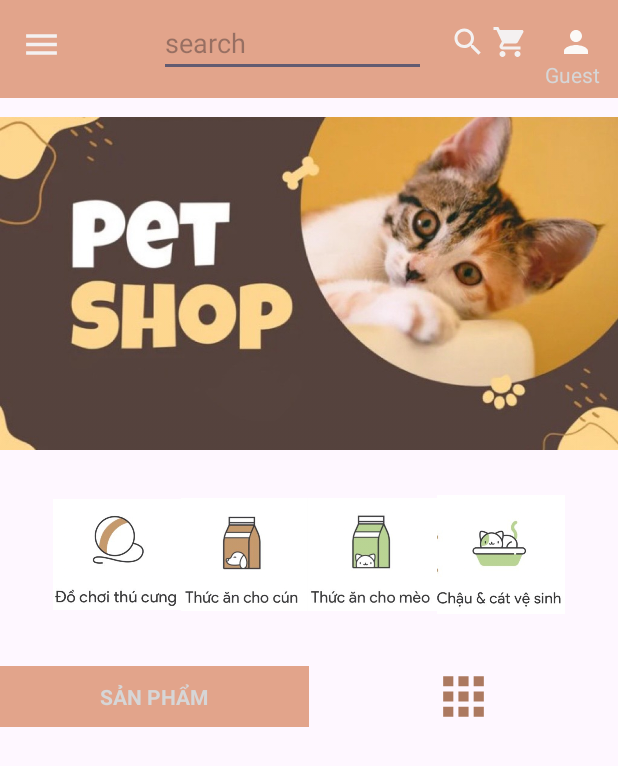
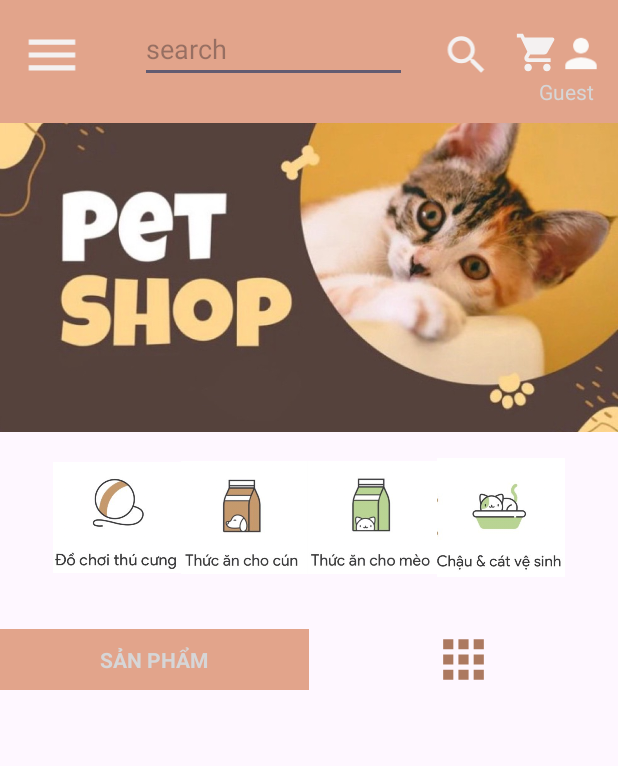
Before and after one commit to Vunt369/AnimalShop, an Android app: the HomePageActivity screen opened directly, with no data from a screen before it, on a phone screen of 412 x 824 dp. Shown: the top 766 px of the screen. Run offline under Robolectric (Android 15) with nearby library versions, the light colour scheme and no system bars; pictures from the network do not load; Roboto replaces fonts that are not available here; 1 statement that could not run was skipped.

Commit message:
update_UI

```diff
--- a/FrontEnd/app/src/main/AndroidManifest.xml
+++ b/FrontEnd/app/src/main/AndroidManifest.xml
@@ -19,7 +19,7 @@
         android:theme="@style/Theme.PetShop"
         tools:targetApi="31">
         <activity
-            android:name=".SignUpActivity"
+            android:name=".SignInActivity"
             android:exported="true">
             <intent-filter>
                 <action android:name="android.intent.action.MAIN" />
@@ -34,7 +34,7 @@
         <activity android:name=".checkout.CheckoutActivity">
         </activity>
         <activity android:name=".cart.CartActivity"/>
-        <activity android:name=".SignInActivity">
+        <activity android:name=".SignUpActivity">
         </activity>
 
         <activity android:name=".checkout.SuccessActivity">
--- a/FrontEnd/app/src/main/java/com/example/petshop/Products/ProductAdapter.java
+++ b/FrontEnd/app/src/main/java/com/example/petshop/Products/ProductAdapter.java
@@ -46,7 +46,7 @@ public class ProductAdapter extends RecyclerView.Adapter<ProductAdapter.ViewHold
         Product product = productList.get(position);
         String truncatedName = product.getPname().length() > 15 ? product.getPname().substring(0, 15) + "..." : product.getPname();
         holder.txtName.setText(truncatedName);
-        holder.txtPrice.setText(String.valueOf(product.getPrice()));
+        holder.txtPrice.setText(String.valueOf(product.getPrice()) + " VND");
 
 
         Glide.with(holder.itemView.getContext())
--- a/FrontEnd/app/src/main/res/layout/acitivity_sign_in.xml
+++ b/FrontEnd/app/src/main/res/layout/acitivity_sign_in.xml
@@ -86,7 +86,7 @@
             android:id="@+id/btn_create"
             android:layout_width="wrap_content"
             android:layout_height="wrap_content"
-            android:layout_marginStart="100dp"
+            android:layout_marginStart="88dp"
             android:layout_marginTop="28dp"
             android:backgroundTint="@android:color/transparent"
             android:text="Not Account Yet? Create one"
@@ -98,7 +98,7 @@
             android:id="@+id/textView4"
             android:layout_width="wrap_content"
             android:layout_height="wrap_content"
-            android:layout_marginStart="176dp"
+            android:layout_marginStart="156dp"
             android:layout_marginTop="8dp"
             android:text="--------Or---------"
             android:textColor="#5B2A17"
--- a/FrontEnd/app/src/main/res/layout/activity_home_page.xml
+++ b/FrontEnd/app/src/main/res/layout/activity_home_page.xml
@@ -12,13 +12,13 @@
     <androidx.constraintlayout.widget.ConstraintLayout
         android:layout_width="match_parent"
         android:layout_height="0dp"
-        android:layout_weight="0.8"
+        android:layout_weight="1"
         android:background="#E2A48B">
 
         <ImageView
             android:id="@+id/img_menu"
-            android:layout_width="47dp"
-            android:layout_height="27dp"
+            android:layout_width="61dp"
+            android:layout_height="41dp"
             android:layout_marginStart="4dp"
             android:layout_marginTop="16dp"
             app:layout_constraintStart_toStartOf="parent"
@@ -27,30 +27,31 @@
 
         <ImageView
             android:id="@+id/img_search"
-            android:layout_width="wrap_content"
-            android:layout_height="wrap_content"
-            android:layout_marginTop="16dp"
-            android:layout_marginEnd="4dp"
-            app:layout_constraintEnd_toStartOf="@+id/img_cart"
+            android:layout_width="47dp"
+            android:layout_height="33dp"
+            android:layout_marginStart="16dp"
+
+            android:layout_marginTop="20dp"
+            app:layout_constraintStart_toEndOf="@+id/ed_search"
             app:layout_constraintTop_toTopOf="parent"
             app:srcCompat="@drawable/baseline_search_24" />
 
         <ImageView
             android:id="@+id/img_cart"
-            android:layout_width="wrap_content"
-            android:layout_height="wrap_content"
-            android:layout_marginTop="16dp"
-            android:layout_marginEnd="60dp"
+            android:layout_width="43dp"
+            android:layout_height="30dp"
+            android:layout_marginTop="20dp"
+            android:layout_marginEnd="32dp"
             app:layout_constraintEnd_toEndOf="parent"
             app:layout_constraintTop_toTopOf="parent"
             app:srcCompat="@drawable/baseline_shopping_cart_24" />
 
         <ImageView
             android:id="@+id/imageView3"
-            android:layout_width="wrap_content"
-            android:layout_height="wrap_content"
-            android:layout_marginTop="16dp"
-            android:layout_marginEnd="16dp"
+            android:layout_width="41dp"
+            android:layout_height="31dp"
+            android:layout_marginTop="20dp"
+            android:layout_marginEnd="4dp"
             app:layout_constraintEnd_toEndOf="parent"
             app:layout_constraintTop_toTopOf="parent"
             app:srcCompat="@drawable/baseline_person_24" />
@@ -59,19 +60,20 @@
             android:id="@+id/ed_search"
             android:layout_width="178dp"
             android:layout_height="43dp"
-            android:layout_marginTop="8dp"
-            android:layout_marginEnd="16dp"
+            android:layout_marginStart="28dp"
+            android:layout_marginTop="12dp"
             android:ems="10"
             android:hint="search"
+
             android:inputType="text"
-            app:layout_constraintEnd_toStartOf="@+id/img_search"
+            app:layout_constraintStart_toEndOf="@+id/img_menu"
             app:layout_constraintTop_toTopOf="parent" />
 
         <TextView
             android:id="@+id/txt_nameUser"
             android:layout_width="wrap_content"
             android:layout_height="wrap_content"
-            android:layout_marginEnd="12dp"
+            android:layout_marginEnd="16dp"
             android:text="Name"
             android:textColor="@color/white"
             app:layout_constraintBottom_toBottomOf="parent"
@@ -84,8 +86,9 @@
         android:id="@+id/imageView5"
         android:layout_width="match_parent"
         android:layout_height="0dp"
-        android:layout_weight="3"
-        app:srcCompat="@drawable/anh_homepage_to" />
+        android:layout_weight="2.5"
+        android:scaleType="centerCrop"
+        app:srcCompat="@drawable/banner" />
 
     <androidx.constraintlayout.widget.ConstraintLayout
         android:layout_width="wrap_content"
@@ -135,7 +138,7 @@
     <androidx.constraintlayout.widget.ConstraintLayout
         android:layout_width="match_parent"
         android:layout_height="0dp"
-        android:layout_weight="4.1"
+        android:layout_weight="4.3"
         android:layout_gravity="center">
 
         <androidx.recyclerview.widget.RecyclerView
--- a/FrontEnd/app/src/main/res/layout/row_product_homepage.xml
+++ b/FrontEnd/app/src/main/res/layout/row_product_homepage.xml
@@ -31,12 +31,13 @@
         android:layout_width="wrap_content"
         android:layout_height="wrap_content"
 
-        android:layout_marginStart="88dp"
+        android:layout_marginStart="64dp"
         android:layout_marginTop="4dp"
 
         android:fontFamily="@font/alata"
         android:text="Price"
         android:textColor="#733923"
+
         app:layout_constraintStart_toStartOf="parent"
         app:layout_constraintTop_toBottomOf="@+id/txtName" />
 </androidx.constraintlayout.widget.ConstraintLayout>
```
Also changed, not shown: FrontEnd/app/src/main/java/com/example/petshop/DetailProductActivity.java (+14 -2 lines), FrontEnd/app/src/main/java/com/example/petshop/Products/Product.java (+0 -7 lines), FrontEnd/app/src/main/res/layout/activity_detail_product.xml (+14 -13 lines), FrontEnd/app/src/main/res/drawable/banner.jpg (added).
